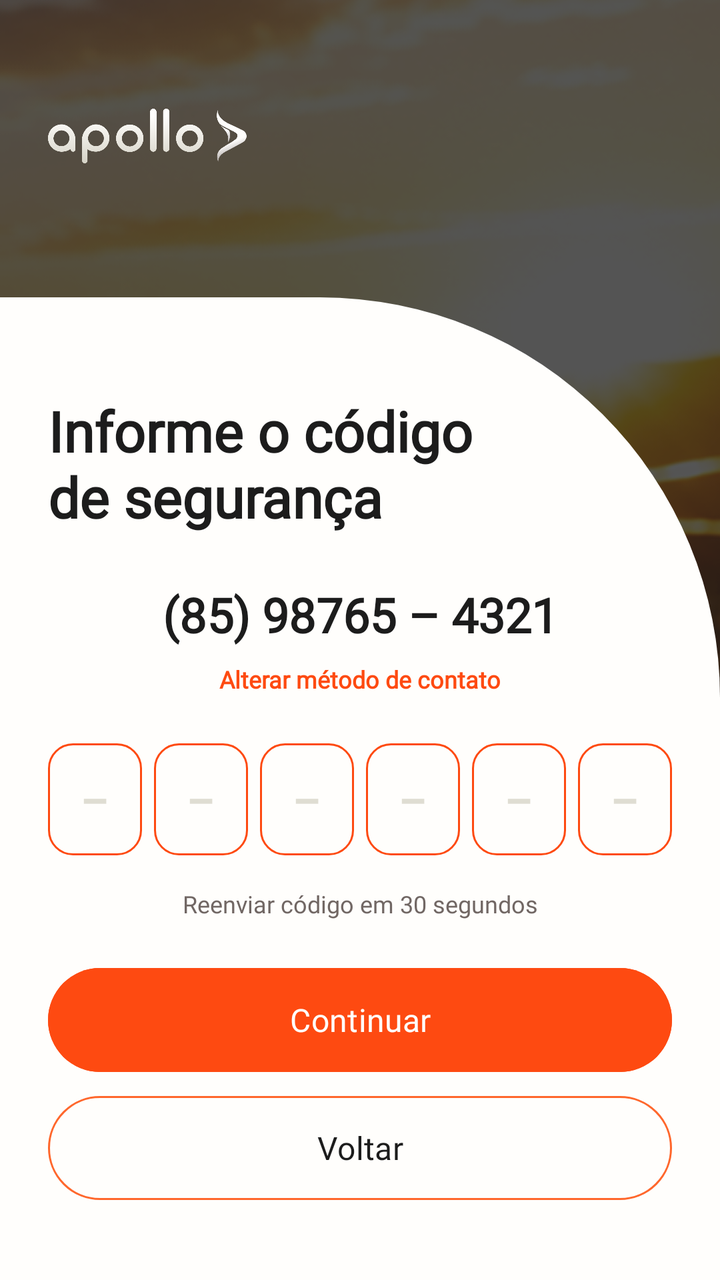
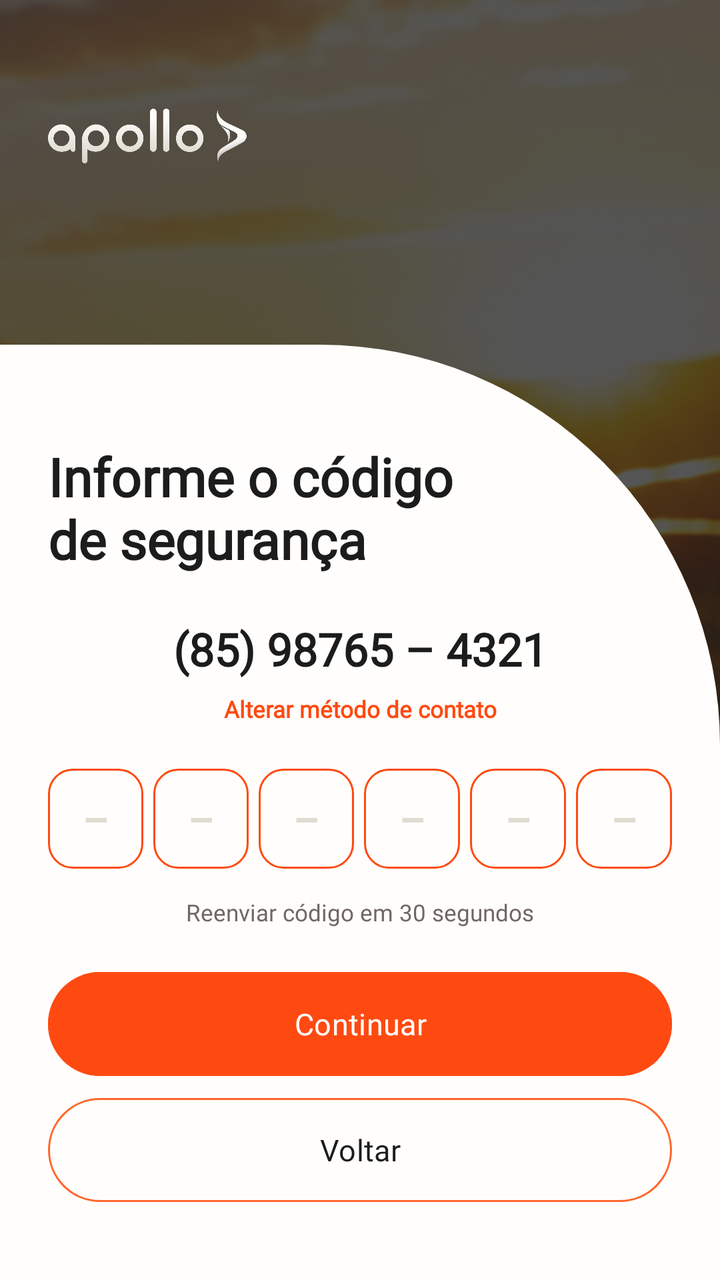

The first picture is an Android layout as it rendered before a commit; the second is the same layout after the commit. The layout source and the unified diff follow.
<!-- AndroidManifest.xml: application theme Theme.ApolloMobile -->
<!-- res/layout/activity_otp_verification.xml -->
<?xml version="1.0" encoding="utf-8"?>
<androidx.constraintlayout.widget.ConstraintLayout xmlns:android="http://schemas.android.com/apk/res/android"
    xmlns:app="http://schemas.android.com/apk/res-auto"
    android:layout_width="match_parent"
    android:layout_height="match_parent">

    <ImageView
        android:id="@+id/ivBackground"
        android:layout_width="match_parent"
        android:layout_height="match_parent"
        android:scaleType="centerCrop"
        android:src="@drawable/bg_login" />

    <ImageView
        android:id="@+id/ivLogo"
        android:layout_width="@dimen/logo_width"
        android:layout_height="@dimen/logo_height"
        android:layout_marginStart="@dimen/logo_margin_start"
        android:layout_marginTop="@dimen/logo_margin_top"
        android:src="@drawable/logo_white"
        app:layout_constraintStart_toStartOf="parent"
        app:layout_constraintTop_toTopOf="parent" />

    <androidx.constraintlayout.widget.ConstraintLayout
        android:id="@+id/cardContainer"
        android:layout_width="match_parent"
        android:layout_height="wrap_content"
        android:background="@drawable/bg_card_white"
        android:paddingStart="@dimen/card_padding_horizontal"
        android:paddingEnd="@dimen/card_padding_horizontal"
        android:paddingTop="@dimen/card_padding_top"
        android:paddingBottom="@dimen/card_padding_bottom"
        app:layout_constraintBottom_toBottomOf="parent">

        <TextView
            android:id="@+id/tvTitle"
            style="@style/apollo_h4"
            android:layout_width="wrap_content"
            android:layout_height="wrap_content"
            android:text="Informe o código\nde segurança"
            android:textColor="@color/neutral_black"
            android:textStyle="bold"
            app:layout_constraintStart_toStartOf="parent"
            app:layout_constraintTop_toTopOf="parent" />

        <TextView
            android:id="@+id/tvSubtitle"
            style="@style/apollo_h5"
            android:layout_width="0dp"
            android:layout_height="wrap_content"
            android:layout_marginTop="24dp"
            android:gravity="center"
            android:text="(85) 98765 – 4321"
            android:textColor="@color/neutral_black"
            android:textStyle="bold"
            app:layout_constraintEnd_toEndOf="parent"
            app:layout_constraintStart_toStartOf="parent"
            app:layout_constraintTop_toBottomOf="@id/tvTitle" />

        <TextView
            android:id="@+id/tvChangeMethod"
            style="@style/apollo_label4"
            android:layout_width="wrap_content"
            android:layout_height="wrap_content"
            android:layout_marginTop="8dp"
            android:text="Alterar método de contato"
            android:textColor="@color/secondary_three"
            android:textStyle="bold"
            app:layout_constraintEnd_toEndOf="parent"
            app:layout_constraintStart_toStartOf="parent"
            app:layout_constraintTop_toBottomOf="@id/tvSubtitle" />

        <LinearLayout
            android:id="@+id/llOtpContainer"
            android:layout_width="match_parent"
            android:layout_height="wrap_content"
            android:layout_marginTop="24dp"
            android:gravity="center"
            android:orientation="horizontal"
            app:layout_constraintTop_toBottomOf="@id/tvChangeMethod">

            <EditText
                android:layout_width="0dp"
                android:layout_height="56dp"
                android:layout_weight="1"
                android:layout_marginEnd="6dp"
                android:background="@drawable/otp_box_bg"
                android:gravity="center"
                android:hint="–"
                android:inputType="number"
                android:maxLength="1"
                android:textColor="@color/neutral_black"
                android:textColorHint="@color/disable_gray"
                android:textSize="22sp"
                android:textStyle="bold" />

            <EditText
                android:layout_width="0dp"
                android:layout_height="56dp"
                android:layout_weight="1"
                android:layout_marginEnd="6dp"
                android:background="@drawable/otp_box_bg"
                android:gravity="center"
                android:hint="–"
                android:inputType="number"
                android:maxLength="1"
                android:textColor="@color/neutral_black"
                android:textColorHint="@color/disable_gray"
                android:textSize="22sp"
                android:textStyle="bold" />

            <EditText
                android:layout_width="0dp"
                android:layout_height="56dp"
                android:layout_weight="1"
                android:layout_marginEnd="6dp"
                android:background="@drawable/otp_box_bg"
                android:gravity="center"
                android:hint="–"
                android:inputType="number"
                android:maxLength="1"
                android:textColor="@color/neutral_black"
                android:textColorHint="@color/disable_gray"
                android:textSize="22sp"
                android:textStyle="bold" />

            <EditText
                android:layout_width="0dp"
                android:layout_height="56dp"
                android:layout_weight="1"
                android:layout_marginEnd="6dp"
                android:background="@drawable/otp_box_bg"
                android:gravity="center"
                android:hint="–"
                android:inputType="number"
                android:maxLength="1"
                android:textColor="@color/neutral_black"
                android:textColorHint="@color/disable_gray"
                android:textSize="22sp"
                android:textStyle="bold" />

            <EditText
                android:layout_width="0dp"
                android:layout_height="56dp"
                android:layout_weight="1"
                android:layout_marginEnd="6dp"
                android:background="@drawable/otp_box_bg"
                android:gravity="center"
                android:hint="–"
                android:inputType="number"
                android:maxLength="1"
                android:textColor="@color/neutral_black"
                android:textColorHint="@color/disable_gray"
                android:textSize="22sp"
                android:textStyle="bold" />

            <EditText
                android:layout_width="0dp"
                android:layout_height="56dp"
                android:layout_weight="1"
                android:background="@drawable/otp_box_bg"
                android:gravity="center"
                android:hint="–"
                android:inputType="number"
                android:maxLength="1"
                android:textColor="@color/neutral_black"
                android:textColorHint="@color/disable_gray"
                android:textSize="22sp"
                android:textStyle="bold" />
        </LinearLayout>

        <TextView
            android:id="@+id/tvResend"
            style="@style/apollo_body4"
            android:layout_width="wrap_content"
            android:layout_height="wrap_content"
            android:layout_marginTop="16dp"
            android:text="Reenviar código em 30 segundos"
            android:textColor="@color/neutral_gray"
            app:layout_constraintEnd_toEndOf="parent"
            app:layout_constraintStart_toStartOf="parent"
            app:layout_constraintTop_toBottomOf="@id/llOtpContainer" />

        <Button
            android:id="@+id/btnContinue"
            style="@style/apollo_label2"
            android:layout_width="match_parent"
            android:layout_height="@dimen/button_height"
            android:layout_marginTop="24dp"
            android:backgroundTint="@color/secondary_three"
            android:insetTop="0dp"
            android:insetBottom="0dp"
            android:text="Continuar"
            android:textAllCaps="false"
            android:textColor="@color/neutral_white"
            app:cornerRadius="@dimen/button_corner_radius"
            app:layout_constraintTop_toBottomOf="@id/tvResend" />

        <Button
            android:id="@+id/btnBack"
            style="@style/apollo_label2"
            android:layout_width="match_parent"
            android:layout_height="@dimen/button_height"
            android:layout_marginTop="12dp"
            android:layout_marginBottom="8dp"
            android:background="@drawable/btn_outlined"
            android:insetTop="0dp"
            android:insetBottom="0dp"
            android:text="Voltar"
            android:textAllCaps="false"
            android:textColor="@color/neutral_black"
            app:backgroundTint="@null"
            app:cornerRadius="@dimen/button_corner_radius"
            app:layout_constraintBottom_toBottomOf="parent"
            app:layout_constraintTop_toBottomOf="@id/btnContinue" />

    </androidx.constraintlayout.widget.ConstraintLayout>

</androidx.constraintlayout.widget.ConstraintLayout>
<!-- resources referenced by this layout -->
<resources>
  <color name="disable_gray">#B3D1CEC1</color>
  <color name="neutral_black">#1C1C1C</color>
  <color name="neutral_gray">#716764</color>
  <color name="neutral_white">#FFFEFC</color>
  <color name="secondary_three">#FE4A11</color>
  <dimen name="button_corner_radius">28dp</dimen>
  <dimen name="button_height">52dp</dimen>
  <dimen name="card_padding_bottom">32dp</dimen>
  <dimen name="card_padding_horizontal">24dp</dimen>
  <dimen name="card_padding_top">48dp</dimen>
  <dimen name="logo_height">40dp</dimen>
  <dimen name="logo_margin_start">24dp</dimen>
  <dimen name="logo_margin_top">48dp</dimen>
  <dimen name="logo_width">100dp</dimen>
  <!-- drawable bg_card_white (drawable) -->
  <?xml version="1.0" encoding="utf-8"?>
  <shape xmlns:android="http://schemas.android.com/apk/res/android"
      android:shape="rectangle">
  
      <solid android:color="@color/neutral_white" />
  
      <corners
          android:topLeftRadius="0dp"
          android:topRightRadius="200dp"
          android:bottomLeftRadius="0dp"
          android:bottomRightRadius="0dp" />
  
  </shape>
  <!-- drawable bg_login: png bitmap (drawable, 244132 bytes) -->
  <!-- drawable btn_outlined (drawable) -->
  <?xml version="1.0" encoding="utf-8"?>
  <ripple xmlns:android="http://schemas.android.com/apk/res/android"
      android:color="#40FF672C">
      <item>
          <shape android:shape="rectangle">
              <solid android:color="@android:color/transparent" />
              <stroke
                  android:width="1dp"
                  android:color="@color/secondary_one" />
              <corners android:radius="32dp" />
          </shape>
      </item>
  </ripple>
  <!-- drawable logo_white: png bitmap (drawable, 65876 bytes) -->
  <!-- drawable otp_box_bg (drawable) -->
  <?xml version="1.0" encoding="utf-8"?>
  <shape xmlns:android="http://schemas.android.com/apk/res/android">
      <solid android:color="@android:color/transparent" />
      <stroke
          android:width="1dp"
          android:color="@color/secondary_three" />
      <corners android:radius="12dp" />
  </shape>
  <style name="apollo_body4" parent="apollo_text_base">
          <item name="android:fontFamily">@font/manrope_regular</item>
          <item name="android:textSize">12sp</item>
      </style>
  <style name="apollo_h4" parent="apollo_text_base">
          <item name="android:fontFamily">@font/plusjakartasans_bold</item>
          <item name="android:textSize">28sp</item>
      </style>
  <style name="apollo_h5" parent="apollo_text_base">
          <item name="android:fontFamily">@font/plusjakartasans_bold</item>
          <item name="android:textSize">24sp</item>
      </style>
  <style name="apollo_label2" parent="apollo_text_base">
          <item name="android:fontFamily">@font/manrope_bold</item>
          <item name="android:textSize">16sp</item>
      </style>
  <style name="apollo_label4" parent="apollo_text_base">
          <item name="android:fontFamily">@font/manrope_bold</item>
          <item name="android:textSize">12sp</item>
      </style>
  <style name="Theme.ApolloMobile" parent="Base.Theme.ApolloMobile" />
  <color name="secondary_one">#FF672C</color>
  <style name="apollo_text_base">
          <item name="android:textColor">@color/neutral_black</item>
      </style>
  <style name="Base.Theme.ApolloMobile" parent="Theme.Material3.DayNight.NoActionBar">
          
          <item name="colorPrimary">@color/secondary_three</item>
          <item name="android:statusBarColor">@color/secondary_three</item>
          <item name="android:windowLightStatusBar">false</item>
      </style>
</resources>

<!-- the commit's change to res/layout/activity_otp_verification.xml (unified diff, before → after) -->
@@ -48,7 +48,7 @@
             style="@style/apollo_h5"
             android:layout_width="0dp"
             android:layout_height="wrap_content"
-            android:layout_marginTop="24dp"
+            android:layout_marginTop="@dimen/space_24"
             android:gravity="center"
             android:text="(85) 98765 – 4321"
             android:textColor="@color/neutral_black"
@@ -62,7 +62,7 @@
             style="@style/apollo_label4"
             android:layout_width="wrap_content"
             android:layout_height="wrap_content"
-            android:layout_marginTop="8dp"
+            android:layout_marginTop="@dimen/space_8"
             android:text="Alterar método de contato"
             android:textColor="@color/secondary_three"
             android:textStyle="bold"
@@ -74,98 +74,98 @@
             android:id="@+id/llOtpContainer"
             android:layout_width="match_parent"
             android:layout_height="wrap_content"
-            android:layout_marginTop="24dp"
+            android:layout_marginTop="@dimen/space_24"
             android:gravity="center"
             android:orientation="horizontal"
             app:layout_constraintTop_toBottomOf="@id/tvChangeMethod">
 
             <EditText
                 android:layout_width="0dp"
-                android:layout_height="56dp"
-                android:layout_weight="1"
-                android:layout_marginEnd="6dp"
-                android:background="@drawable/otp_box_bg"
-                android:gravity="center"
-                android:hint="–"
-                android:inputType="number"
-                android:maxLength="1"
-                android:textColor="@color/neutral_black"
-                android:textColorHint="@color/disable_gray"
-                android:textSize="22sp"
-                android:textStyle="bold" />
-
-            <EditText
-                android:layout_width="0dp"
-                android:layout_height="56dp"
-                android:layout_weight="1"
-                android:layout_marginEnd="6dp"
-                android:background="@drawable/otp_box_bg"
-                android:gravity="center"
-                android:hint="–"
-                android:inputType="number"
-                android:maxLength="1"
-                android:textColor="@color/neutral_black"
-                android:textColorHint="@color/disable_gray"
-                android:textSize="22sp"
-                android:textStyle="bold" />
-
-            <EditText
-                android:layout_width="0dp"
-                android:layout_height="56dp"
-                android:layout_weight="1"
-                android:layout_marginEnd="6dp"
-                android:background="@drawable/otp_box_bg"
-                android:gravity="center"
-                android:hint="–"
-                android:inputType="number"
-                android:maxLength="1"
-                android:textColor="@color/neutral_black"
-                android:textColorHint="@color/disable_gray"
-                android:textSize="22sp"
-                android:textStyle="bold" />
-
-            <EditText
-                android:layout_width="0dp"
-                android:layout_height="56dp"
-                android:layout_weight="1"
-                android:layout_marginEnd="6dp"
-                android:background="@drawable/otp_box_bg"
-                android:gravity="center"
-                android:hint="–"
-                android:inputType="number"
-                android:maxLength="1"
-                android:textColor="@color/neutral_black"
-                android:textColorHint="@color/disable_gray"
-                android:textSize="22sp"
-                android:textStyle="bold" />
-
-            <EditText
-                android:layout_width="0dp"
-                android:layout_height="56dp"
-                android:layout_weight="1"
-                android:layout_marginEnd="6dp"
-                android:background="@drawable/otp_box_bg"
-                android:gravity="center"
-                android:hint="–"
-                android:inputType="number"
-                android:maxLength="1"
-                android:textColor="@color/neutral_black"
-                android:textColorHint="@color/disable_gray"
-                android:textSize="22sp"
-                android:textStyle="bold" />
-
-            <EditText
-                android:layout_width="0dp"
-                android:layout_height="56dp"
-                android:layout_weight="1"
-                android:background="@drawable/otp_box_bg"
-                android:gravity="center"
-                android:hint="–"
-                android:inputType="number"
-                android:maxLength="1"
-                android:textColor="@color/neutral_black"
-                android:textColorHint="@color/disable_gray"
-                android:textSize="22sp"
+                android:layout_height="@dimen/space_56"
+                android:layout_weight="1"
+                android:layout_marginEnd="@dimen/space_6"
+                android:background="@drawable/otp_box_bg"
+                android:gravity="center"
+                android:hint="–"
+                android:inputType="number"
+                android:maxLength="1"
+                android:textColor="@color/neutral_black"
+                android:textColorHint="@color/disable_gray"
+                android:textSize="@dimen/text_22"
+                android:textStyle="bold" />
+
+            <EditText
+                android:layout_width="0dp"
+                android:layout_height="@dimen/space_56"
+                android:layout_weight="1"
+                android:layout_marginEnd="@dimen/space_6"
+                android:background="@drawable/otp_box_bg"
+                android:gravity="center"
+                android:hint="–"
+                android:inputType="number"
+                android:maxLength="1"
+                android:textColor="@color/neutral_black"
+                android:textColorHint="@color/disable_gray"
+                android:textSize="@dimen/text_22"
+                android:textStyle="bold" />
+
+            <EditText
+                android:layout_width="0dp"
+                android:layout_height="@dimen/space_56"
+                android:layout_weight="1"
+                android:layout_marginEnd="@dimen/space_6"
+                android:background="@drawable/otp_box_bg"
+                android:gravity="center"
+                android:hint="–"
+                android:inputType="number"
+                android:maxLength="1"
+                android:textColor="@color/neutral_black"
+                android:textColorHint="@color/disable_gray"
+                android:textSize="@dimen/text_22"
+                android:textStyle="bold" />
+
+            <EditText
+                android:layout_width="0dp"
+                android:layout_height="@dimen/space_56"
+                android:layout_weight="1"
+                android:layout_marginEnd="@dimen/space_6"
+                android:background="@drawable/otp_box_bg"
+                android:gravity="center"
+                android:hint="–"
+                android:inputType="number"
+                android:maxLength="1"
+                android:textColor="@color/neutral_black"
+                android:textColorHint="@color/disable_gray"
+                android:textSize="@dimen/text_22"
+                android:textStyle="bold" />
+
+            <EditText
+                android:layout_width="0dp"
+                android:layout_height="@dimen/space_56"
+                android:layout_weight="1"
+                android:layout_marginEnd="@dimen/space_6"
+                android:background="@drawable/otp_box_bg"
+                android:gravity="center"
+                android:hint="–"
+                android:inputType="number"
+                android:maxLength="1"
+                android:textColor="@color/neutral_black"
+                android:textColorHint="@color/disable_gray"
+                android:textSize="@dimen/text_22"
+                android:textStyle="bold" />
+
+            <EditText
+                android:layout_width="0dp"
+                android:layout_height="@dimen/space_56"
+                android:layout_weight="1"
+                android:background="@drawable/otp_box_bg"
+                android:gravity="center"
+                android:hint="–"
+                android:inputType="number"
+                android:maxLength="1"
+                android:textColor="@color/neutral_black"
+                android:textColorHint="@color/disable_gray"
+                android:textSize="@dimen/text_22"
                 android:textStyle="bold" />
         </LinearLayout>
 
@@ -174,7 +174,7 @@
             style="@style/apollo_body4"
             android:layout_width="wrap_content"
             android:layout_height="wrap_content"
-            android:layout_marginTop="16dp"
+            android:layout_marginTop="@dimen/space_16"
             android:text="Reenviar código em 30 segundos"
             android:textColor="@color/neutral_gray"
             app:layout_constraintEnd_toEndOf="parent"
@@ -186,7 +186,7 @@
             style="@style/apollo_label2"
             android:layout_width="match_parent"
             android:layout_height="@dimen/button_height"
-            android:layout_marginTop="24dp"
+            android:layout_marginTop="@dimen/space_24"
             android:backgroundTint="@color/secondary_three"
             android:insetTop="0dp"
             android:insetBottom="0dp"
@@ -201,8 +201,8 @@
             style="@style/apollo_label2"
             android:layout_width="match_parent"
             android:layout_height="@dimen/button_height"
-            android:layout_marginTop="12dp"
-            android:layout_marginBottom="8dp"
+            android:layout_marginTop="@dimen/space_12"
+            android:layout_marginBottom="@dimen/space_8"
             android:background="@drawable/btn_outlined"
             android:insetTop="0dp"
             android:insetBottom="0dp"
<!-- resource entries referenced after the edit -->
@@ -14,6 +14,13 @@
   <dimen name="logo_margin_start">24dp</dimen>
   <dimen name="logo_margin_top">48dp</dimen>
   <dimen name="logo_width">100dp</dimen>
+  <dimen name="space_12">10dp</dimen>
+  <dimen name="space_16">13dp</dimen>
+  <dimen name="space_24">19dp</dimen>
+  <dimen name="space_56">45dp</dimen>
+  <dimen name="space_6">5dp</dimen>
+  <dimen name="space_8">6dp</dimen>
+  <dimen name="text_22">19.5sp</dimen>
   <!-- drawable bg_card_white (drawable) -->
   <?xml version="1.0" encoding="utf-8"?>
   <shape xmlns:android="http://schemas.android.com/apk/res/android"
@@ -55,29 +62,33 @@
   </shape>
   <style name="apollo_body4" parent="apollo_text_base">
           <item name="android:fontFamily">@font/manrope_regular</item>
-          <item name="android:textSize">12sp</item>
+          <item name="android:textSize">@dimen/text_12</item>
       </style>
   <style name="apollo_h4" parent="apollo_text_base">
           <item name="android:fontFamily">@font/plusjakartasans_bold</item>
-          <item name="android:textSize">28sp</item>
+          <item name="android:textSize">@dimen/text_28</item>
       </style>
   <style name="apollo_h5" parent="apollo_text_base">
           <item name="android:fontFamily">@font/plusjakartasans_bold</item>
-          <item name="android:textSize">24sp</item>
+          <item name="android:textSize">@dimen/text_24</item>
       </style>
   <style name="apollo_label2" parent="apollo_text_base">
           <item name="android:fontFamily">@font/manrope_bold</item>
-          <item name="android:textSize">16sp</item>
+          <item name="android:textSize">@dimen/text_16</item>
       </style>
   <style name="apollo_label4" parent="apollo_text_base">
           <item name="android:fontFamily">@font/manrope_bold</item>
-          <item name="android:textSize">12sp</item>
+          <item name="android:textSize">@dimen/text_12</item>
       </style>
   <style name="Theme.ApolloMobile" parent="Base.Theme.ApolloMobile" />
   <color name="secondary_one">#FF672C</color>
   <style name="apollo_text_base">
           <item name="android:textColor">@color/neutral_black</item>
       </style>
+  <dimen name="text_12">10.5sp</dimen>
+  <dimen name="text_28">24.5sp</dimen>
+  <dimen name="text_24">21sp</dimen>
+  <dimen name="text_16">14sp</dimen>
   <style name="Base.Theme.ApolloMobile" parent="Theme.Material3.DayNight.NoActionBar">
           
           <item name="colorPrimary">@color/secondary_three</item>
